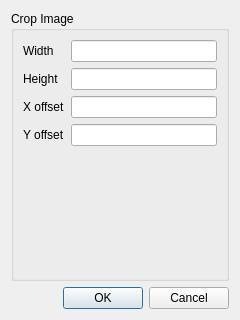
This is src/gui/crop_dialog.ui in CervecerosCodigo/CCIMP as Qt 5 draws it before an edit. The edited form follows.
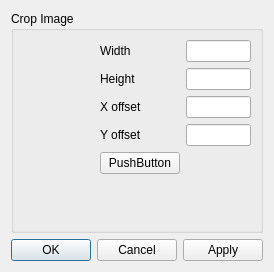
This is the edited form.

Commit message: Ny crop dialog som er delvis koblet sammen med main window

```diff
--- a/src/gui/crop_dialog.ui
+++ b/src/gui/crop_dialog.ui
@@ -6,8 +6,8 @@
    <rect>
     <x>0</x>
     <y>0</y>
-    <width>240</width>
-    <height>320</height>
+    <width>270</width>
+    <height>272</height>
    </rect>
   </property>
   <property name="windowTitle">
@@ -21,6 +21,21 @@
      </property>
      <layout class="QGridLayout" name="gridLayout">
       <item row="0" column="0">
+       <layout class="QHBoxLayout" name="horizontalLayout">
+        <item>
+         <spacer name="horizontalSpacer">
+          <property name="orientation">
+           <enum>Qt::Horizontal</enum>
+          </property>
+          <property name="sizeHint" stdset="0">
+           <size>
+            <width>120</width>
+            <height>20</height>
+           </size>
+          </property>
+         </spacer>
+        </item>
+        <item>
        <layout class="QFormLayout" name="formLayout">
         <item row="0" column="0">
          <widget class="QLabel" name="label">
@@ -30,7 +45,14 @@
          </widget>
         </item>
         <item row="0" column="1">
-         <widget class="QLineEdit" name="lineEdit"/>
+           <widget class="QLineEdit" name="lineEdit">
+            <property name="sizePolicy">
+             <sizepolicy hsizetype="Expanding" vsizetype="Fixed">
+              <horstretch>0</horstretch>
+              <verstretch>0</verstretch>
+             </sizepolicy>
+            </property>
+           </widget>
         </item>
         <item row="1" column="0">
          <widget class="QLabel" name="label_2">
@@ -62,9 +84,21 @@
         <item row="3" column="1">
          <widget class="QLineEdit" name="lineEdit_4"/>
         </item>
+          <item row="4" column="0">
+           <widget class="QPushButton" name="pushButton">
+            <property name="text">
+             <string>PushButton</string>
+            </property>
+           </widget>
+          </item>
        </layout>
       </item>
      </layout>
+      </item>
+     </layout>
+     <zorder></zorder>
+     <zorder></zorder>
+     <zorder>horizontalSpacer</zorder>
     </widget>
    </item>
    <item row="1" column="0">
@@ -73,7 +107,7 @@
       <enum>Qt::Horizontal</enum>
      </property>
      <property name="standardButtons">
-      <set>QDialogButtonBox::Cancel|QDialogButtonBox::Ok</set>
+      <set>QDialogButtonBox::Apply|QDialogButtonBox::Cancel|QDialogButtonBox::Ok</set>
      </property>
     </widget>
    </item>
```
Lines whose indentation alone changed are shown as unchanged. The commit also changes 4 other files.
